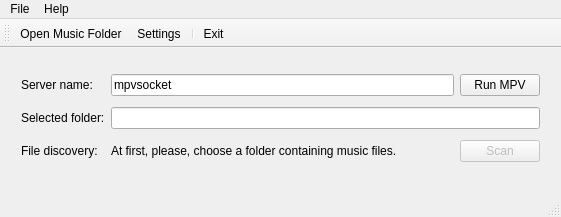
Old version of the form Server/interface.ui in the repository felsocim/If-MPV.
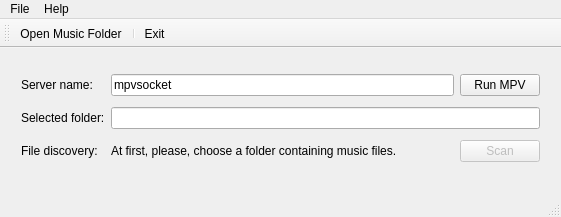
New version of the form. Icons and pictures are not drawn.

The edit to the form file:
```diff
--- a/Server/interface.ui
+++ b/Server/interface.ui
@@ -10,6 +10,18 @@
     <height>217</height>
    </rect>
   </property>
+  <property name="minimumSize">
+   <size>
+    <width>561</width>
+    <height>217</height>
+   </size>
+  </property>
+  <property name="maximumSize">
+   <size>
+    <width>561</width>
+    <height>217</height>
+   </size>
+  </property>
   <property name="windowTitle">
    <string>Interface</string>
   </property>
@@ -131,7 +143,6 @@
     <bool>false</bool>
    </attribute>
    <addaction name="menuOpenMusicFolder"/>
-   <addaction name="menuSettings"/>
    <addaction name="separator"/>
    <addaction name="menuExit"/>
   </widget>
@@ -151,18 +162,6 @@
     <string>Ctrl+O</string>
    </property>
   </action>
-  <action name="menuSettings">
-   <property name="icon">
-    <iconset resource="ressources.qrc">
-     <normaloff>:/Server/system-run.png</normaloff>:/Server/system-run.png</iconset>
-   </property>
-   <property name="text">
-    <string>Settings</string>
-   </property>
-   <property name="toolTip">
-    <string>Shows settings dialog.</string>
-   </property>
-  </action>
   <action name="menuExit">
    <property name="icon">
     <iconset resource="ressources.qrc">
```
Left out of the diff: 9 changed lines with no effect on the pictures.
